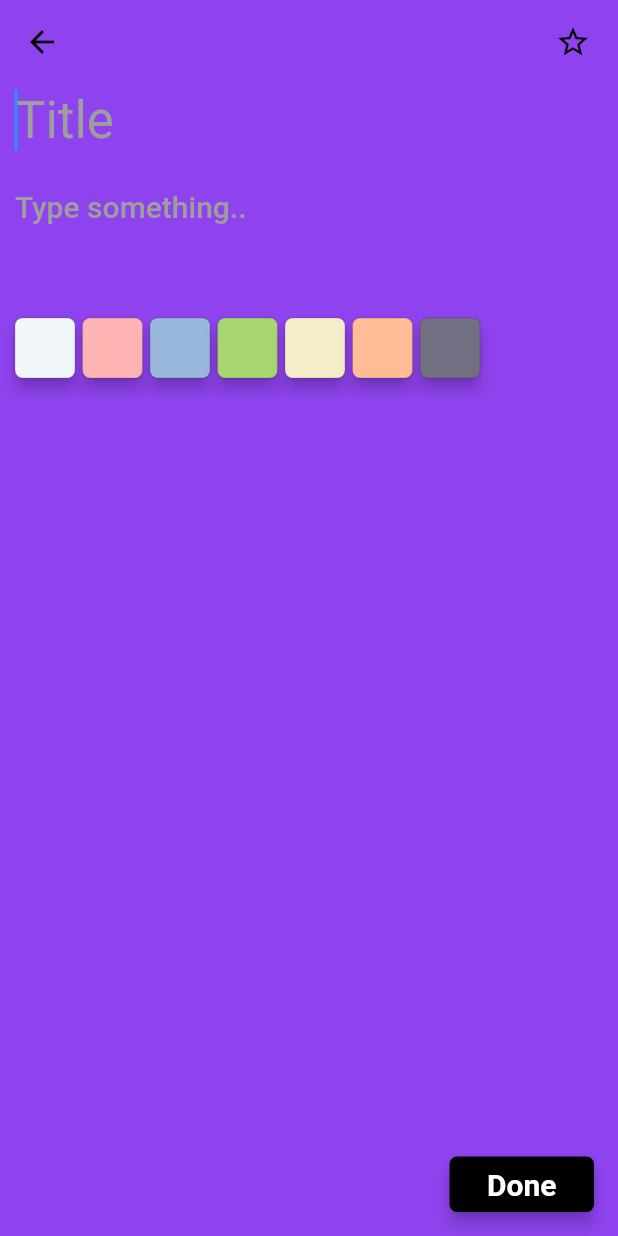
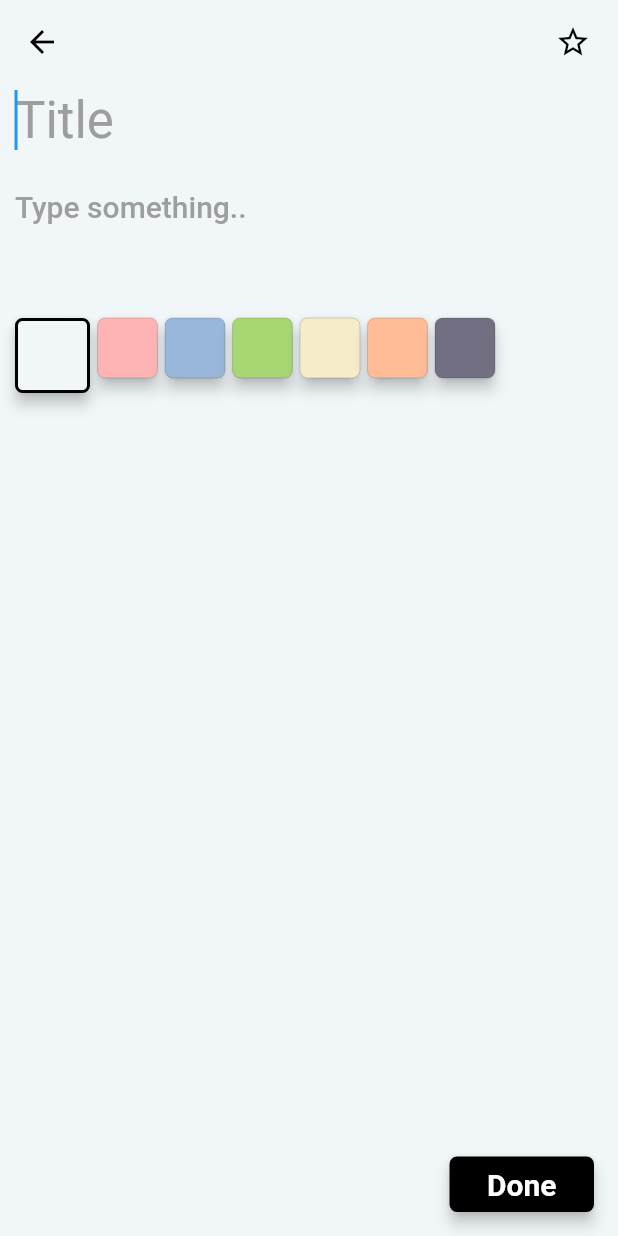
Before and after one commit to Akashrajark/note, a Flutter app: the screen it shows after launch, after a tap on the "add" icon, on a phone screen of 412 x 824 dp. Run offline on Flutter 3.47's test engine with Material 2 defaults, Android fonts, the phone set to English and light mode, and no system bars; our stand-ins replace google_fonts, isar; accounts and stored records are empty; generated files the repository leaves out were written again.

Commit message:
change appbar and some otherr change

```diff
--- a/lib/screens/homescreen.dart
+++ b/lib/screens/homescreen.dart
@@ -18,9 +18,10 @@ class _HomeScreenState extends State<HomeScreen> {
   Widget build(BuildContext context) {
     return Scaffold(
       backgroundColor: Colors.black,
+      extendBodyBehindAppBar: true,
       appBar: AppBar(
         automaticallyImplyLeading: false,
-        backgroundColor: Colors.black,
+        backgroundColor: Colors.black.withOpacity(.8),
         title: Text(
           "Scribbly",
           style: GoogleFonts.pacifico(
@@ -50,9 +51,7 @@ class _HomeScreenState extends State<HomeScreen> {
           ),
         ],
       ),
-      body: Padding(
-        padding: const EdgeInsets.all(8.0),
-        child: StreamBuilder(
+      body: StreamBuilder(
         stream: isActive
             ? NoteDb.instace.getStaredNote()
             : NoteDb.instace.getNote(),
@@ -62,16 +61,19 @@ class _HomeScreenState extends State<HomeScreen> {
             if (snapshot.hasData &&
                 snapshot.data != null &&
                 snapshot.data!.isNotEmpty) {
-                return Padding(
-                  padding: const EdgeInsets.all(8.0),
-                  child: GridView.builder(
+              return GridView.builder(
+                physics: const BouncingScrollPhysics(),
                 shrinkWrap: true,
+                padding: const EdgeInsets.symmetric(
+                  vertical: 90,
+                  horizontal: 10,
+                ),
                 itemCount: snapshot.data!.length,
-                    gridDelegate:
-                        const SliverGridDelegateWithFixedCrossAxisCount(
+                gridDelegate: SliverGridDelegateWithFixedCrossAxisCount(
                   mainAxisSpacing: 10,
                   crossAxisSpacing: 10,
-                      crossAxisCount: 2,
+                  crossAxisCount:
+                      MediaQuery.of(context).size.width > 400 ? 3 : 2,
                 ),
                 itemBuilder: (context, index) => CustomNote(
                   dateTime: snapshot.data![index].dateTime,
@@ -89,7 +91,6 @@ class _HomeScreenState extends State<HomeScreen> {
                   title: snapshot.data![index].title,
                   description: snapshot.data![index].description,
                 ),
-                  ),
               );
             } else {
               return Center(
@@ -106,7 +107,6 @@ class _HomeScreenState extends State<HomeScreen> {
             return const Center(child: CircularProgressIndicator());
           }
         },
-        ),
       ),
       floatingActionButton: Material(
         color: Colors.white,
--- a/lib/screens/note_screen.dart
+++ b/lib/screens/note_screen.dart
@@ -21,7 +21,7 @@ class _NoteScreenState extends State<NoteScreen> {
   final TextEditingController _titleController = TextEditingController();
   final TextEditingController _bodyController = TextEditingController();
   final GlobalKey<FormState> _formKey = GlobalKey<FormState>();
-  Color color = const Color(0xFF8F43EE);
+  Color color = const Color(0xFFF1F6F9);
   bool isStared = false;
   @override
   void initState() {
@@ -113,9 +113,9 @@ class _NoteScreenState extends State<NoteScreen> {
       body: Form(
         autovalidateMode: AutovalidateMode.onUserInteraction,
         key: _formKey,
-        child: Padding(
+        child: ListView(
+          physics: const BouncingScrollPhysics(),
           padding: const EdgeInsets.symmetric(horizontal: 10),
-          child: ListView(
           children: [
             TextFormField(
               textInputAction: TextInputAction.next,
@@ -134,8 +134,7 @@ class _NoteScreenState extends State<NoteScreen> {
                   ),
               decoration: InputDecoration(
                 hintText: "Title",
-                  hintStyle:
-                      Theme.of(context).textTheme.headlineMedium!.copyWith(
+                hintStyle: Theme.of(context).textTheme.headlineMedium!.copyWith(
                       color: Colors.grey,
                     ),
               ),
@@ -251,7 +250,6 @@ class _NoteScreenState extends State<NoteScreen> {
           ],
         ),
       ),
-      ),
       floatingActionButton: CustomButton(
         text: "Done",
         onTap: () {
```
Also changed, not shown: 1 other file. Lines whose indentation alone changed are shown as unchanged.
